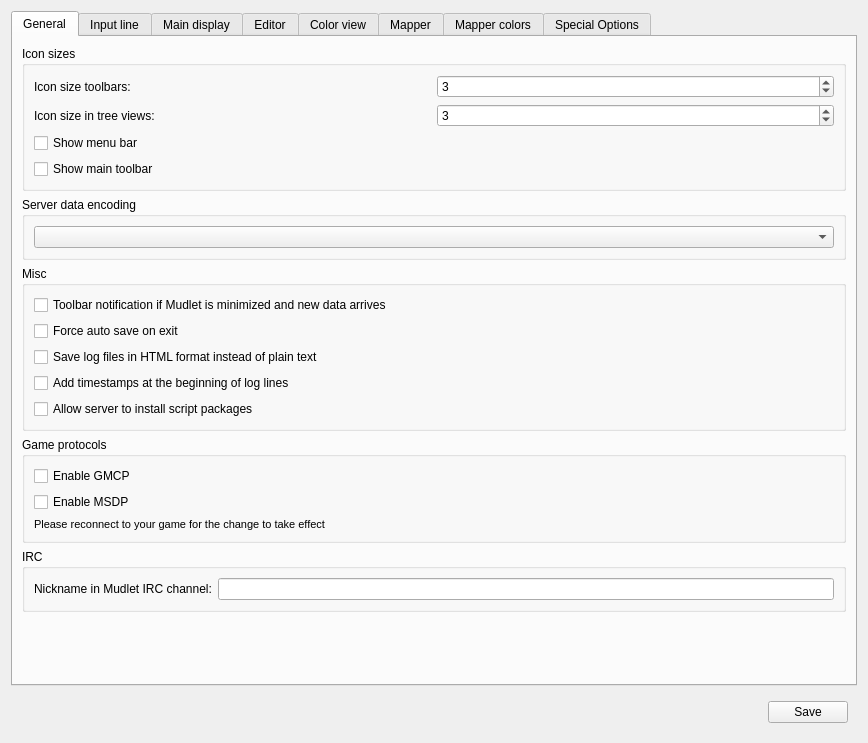
Qt form src/ui/profile_preferences.ui (Mudlet/Mudlet) before a commit.
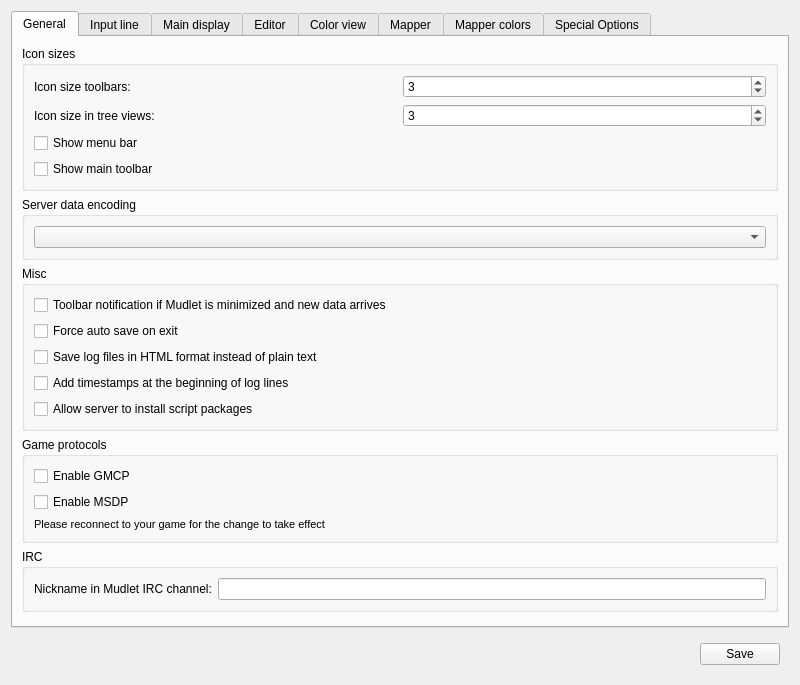
The same form after that commit. Icons and pictures are not drawn. Custom widgets are drawn as their Qt base class.

Commit message: Weaked height to fix on 720px high screens

What changed in the file:
```diff
--- a/src/ui/profile_preferences.ui
+++ b/src/ui/profile_preferences.ui
@@ -6,8 +6,8 @@
    <rect>
     <x>0</x>
     <y>0</y>
-    <width>868</width>
-    <height>743</height>
+    <width>800</width>
+    <height>685</height>
    </rect>
   </property>
   <property name="sizePolicy">
```
